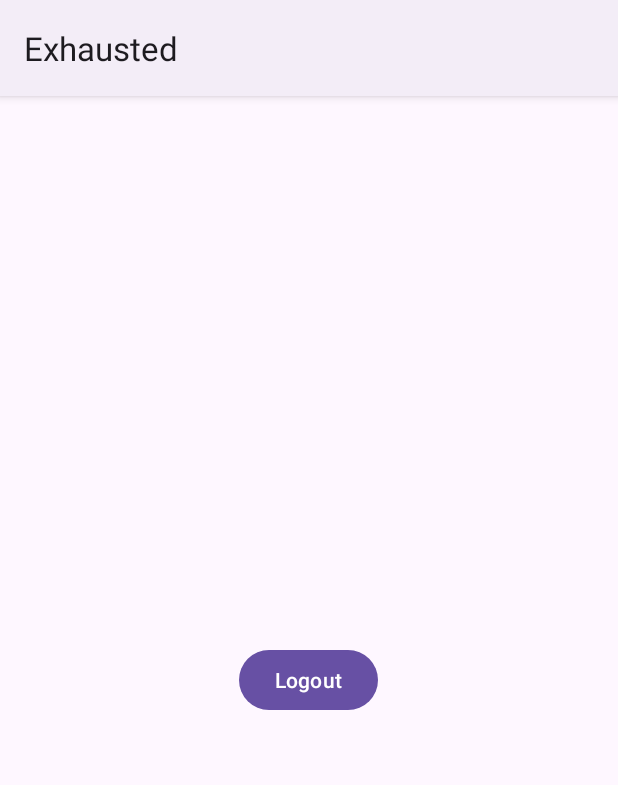
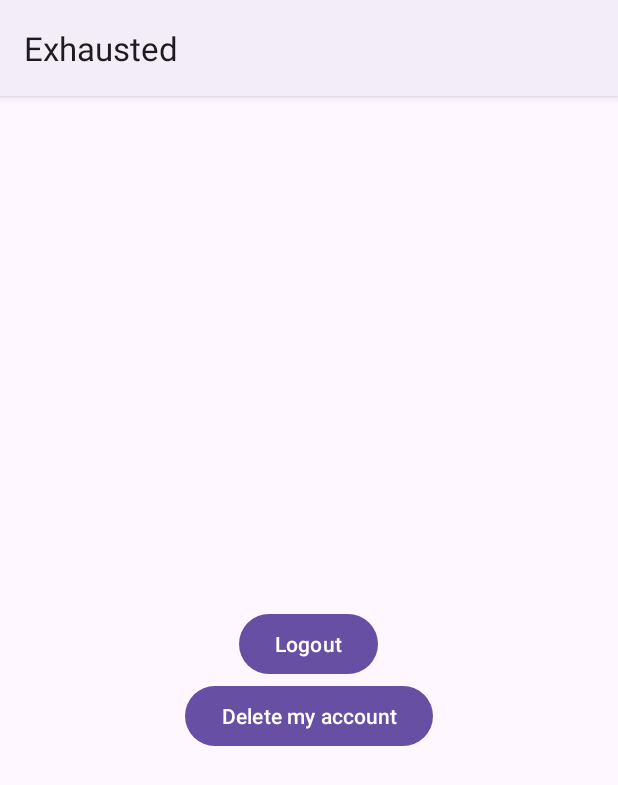
Before and after one commit to KKrisna/Exhausted, an Android app: the screen it shows after launch once a user with an empty profile is signed in (MainActivity), on a phone screen of 412 x 824 dp. Shown: the top 785 px of the screen. Run offline under Robolectric (Android 15) with nearby library versions, the phone set to English and light mode, and no system bars; our stand-ins replace Firebase (no records; nobody signed in at launch, a user with empty details on screens opened directly).

Commit message:
User account deletion done

```diff
--- a/app/src/main/java/com/example/exhausted/MainActivity.java
+++ b/app/src/main/java/com/example/exhausted/MainActivity.java
@@ -1,5 +1,6 @@
 package com.example.exhausted;
 
+import androidx.annotation.NonNull;
 import androidx.appcompat.app.AppCompatActivity;
 
 import android.content.Intent;
@@ -7,14 +8,19 @@ import android.os.Bundle;
 import android.view.View;
 import android.widget.Button;
 import android.widget.TextView;
+import android.widget.Toast;
 
+import com.google.android.gms.tasks.OnCompleteListener;
+import com.google.android.gms.tasks.Task;
 import com.google.firebase.auth.FirebaseAuth;
 import com.google.firebase.auth.FirebaseUser;
 
 public class MainActivity extends AppCompatActivity {
     FirebaseAuth auth;
 
-    Button button;
+    Button buttonLogout;
+
+    Button buttonDeleteAcc;
 
     TextView textView;
 
@@ -27,7 +33,9 @@ public class MainActivity extends AppCompatActivity {
 
         auth = FirebaseAuth.getInstance();
 
-        button = findViewById(R.id.logout);
+        buttonLogout = findViewById(R.id.logout);
+
+        buttonDeleteAcc = findViewById(R.id.userDelete);
 
         textView = findViewById(R.id.user_details);
 
@@ -43,7 +51,7 @@ public class MainActivity extends AppCompatActivity {
 
         else textView.setText(user.getEmail());
 
-        button.setOnClickListener(new View.OnClickListener() {
+        buttonLogout.setOnClickListener(new View.OnClickListener() {
             @Override
             public void onClick(View view) {
                 FirebaseAuth.getInstance().signOut();
@@ -55,5 +63,30 @@ public class MainActivity extends AppCompatActivity {
                 finish();
             }
         });
+
+        buttonDeleteAcc.setOnClickListener(new View.OnClickListener() {
+            @Override
+            public void onClick(View view) {
+                FirebaseUser user = FirebaseAuth.getInstance().getCurrentUser();
+
+                user.delete().addOnCompleteListener(new OnCompleteListener<Void>() {
+                    @Override
+                    public void onComplete(@NonNull Task<Void> task) {
+                        if (task.isSuccessful()) {
+                            Toast.makeText(MainActivity.this, "Account successfully deleted",
+                                    Toast.LENGTH_SHORT).show();
+
+                            FirebaseAuth.getInstance().signOut();
+
+                            Intent intent = new Intent(getApplicationContext(), Login.class);
+
+                            startActivity(intent);
+
+                            finish();
+                        }
+                    }
+                });
+            }
+        });
     }
 }
--- a/app/src/main/res/layout/activity_main.xml
+++ b/app/src/main/res/layout/activity_main.xml
@@ -21,4 +21,10 @@
         android:text="@string/logout"
         android:id="@+id/logout" />
 
+    <Button
+        android:layout_width="wrap_content"
+        android:layout_height="wrap_content"
+        android:text="Delete my account"
+        android:id="@+id/userDelete" />
+
 </LinearLayout>
```
